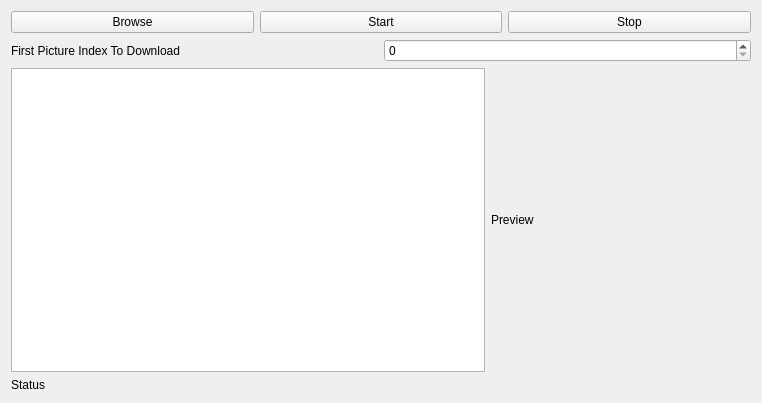
Before: the Qt Designer form qt_pc_tool/formbatchdownloader.ui in muyuchl/epaper_price_tag_mod, drawn with Qt 5.
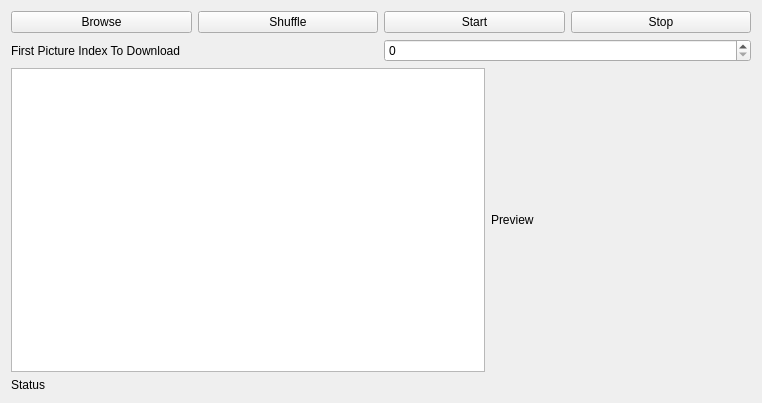
After: the same form once the commit is applied.

Commit message: add shuffle list button for batch download

```diff
--- a/qt_pc_tool/formbatchdownloader.ui
+++ b/qt_pc_tool/formbatchdownloader.ui
@@ -23,6 +23,13 @@
        </property>
       </widget>
      </item>
+     <item>
+      <widget class="QPushButton" name="pushButtonShuffle">
+       <property name="text">
+        <string>Shuffle</string>
+       </property>
+      </widget>
+     </item>
      <item>
       <widget class="QPushButton" name="pushButtonStart">
        <property name="text">
```
The commit also changes 2 other files.
